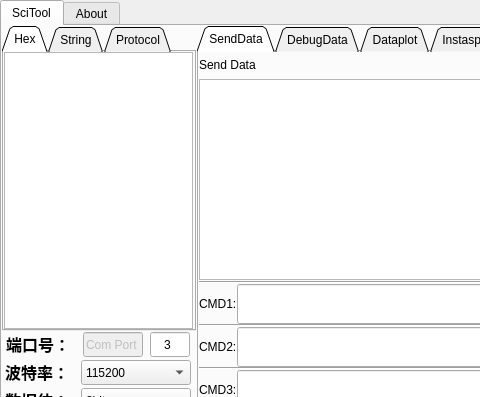
Above: sci_tool.ui from wuliaodew/sci_tool before the change; both pictures show x 0 to 480 and y 0 to 397 of the 800 by 500 pixel window. Below: the same form after it.
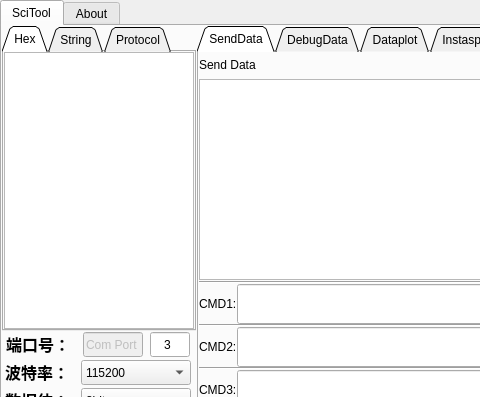
That is the form after the change.

Commit message: 把显示窗口改成了富文本类型，能处理大数据文件

```diff
--- a/sci_tool.ui
+++ b/sci_tool.ui
@@ -118,28 +118,7 @@
                  <number>0</number>
                 </property>
                 <item>
-                 <widget class="QTextEdit" name="dishex">
-                  <property name="enabled">
-                   <bool>true</bool>
-                  </property>
-                  <property name="sizePolicy">
-                   <sizepolicy hsizetype="Fixed" vsizetype="Expanding">
-                    <horstretch>0</horstretch>
-                    <verstretch>0</verstretch>
-                   </sizepolicy>
-                  </property>
-                  <property name="maximumSize">
-                   <size>
-                    <width>189</width>
-                    <height>16777215</height>
-                   </size>
-                  </property>
-                  <property name="sizeIncrement">
-                   <size>
-                    <width>0</width>
-                    <height>0</height>
-                   </size>
-                  </property>
+                 <widget class="QPlainTextEdit" name="dishex">
                   <property name="font">
                    <font>
                     <family>Consolas</family>
@@ -152,13 +131,6 @@
                   <property name="readOnly">
                    <bool>true</bool>
                   </property>
-                  <property name="html">
-                   <string>&lt;!DOCTYPE HTML PUBLIC &quot;-//W3C//DTD HTML 4.0//EN&quot; &quot;http://www.w3.org/TR/REC-html40/strict.dtd&quot;&gt;
-&lt;html&gt;&lt;head&gt;&lt;meta name=&quot;qrichtext&quot; content=&quot;1&quot; /&gt;&lt;style type=&quot;text/css&quot;&gt;
-p, li { white-space: pre-wrap; }
-&lt;/style&gt;&lt;/head&gt;&lt;body style=&quot; font-family:'Consolas'; font-size:11pt; font-weight:400; font-style:normal;&quot;&gt;
-&lt;p style=&quot;-qt-paragraph-type:empty; margin-top:0px; margin-bottom:0px; margin-left:0px; margin-right:0px; -qt-block-indent:0; text-indent:0px;&quot;&gt;&lt;br /&gt;&lt;/p&gt;&lt;/body&gt;&lt;/html&gt;</string>
-                  </property>
                  </widget>
                 </item>
                </layout>
```
Left out of the diff: 13 changed lines with no effect on the pictures. The commit also changes 2 other files.
